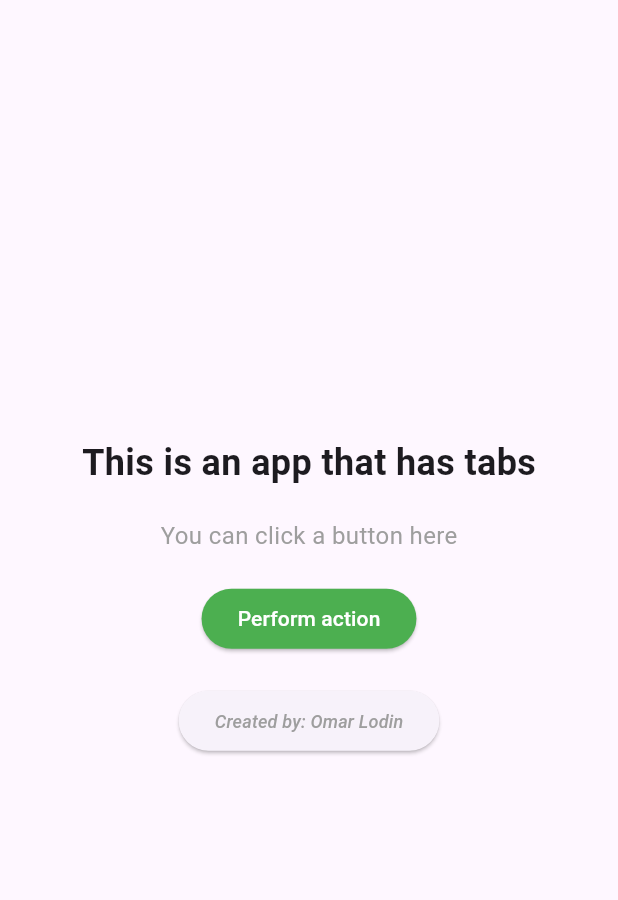
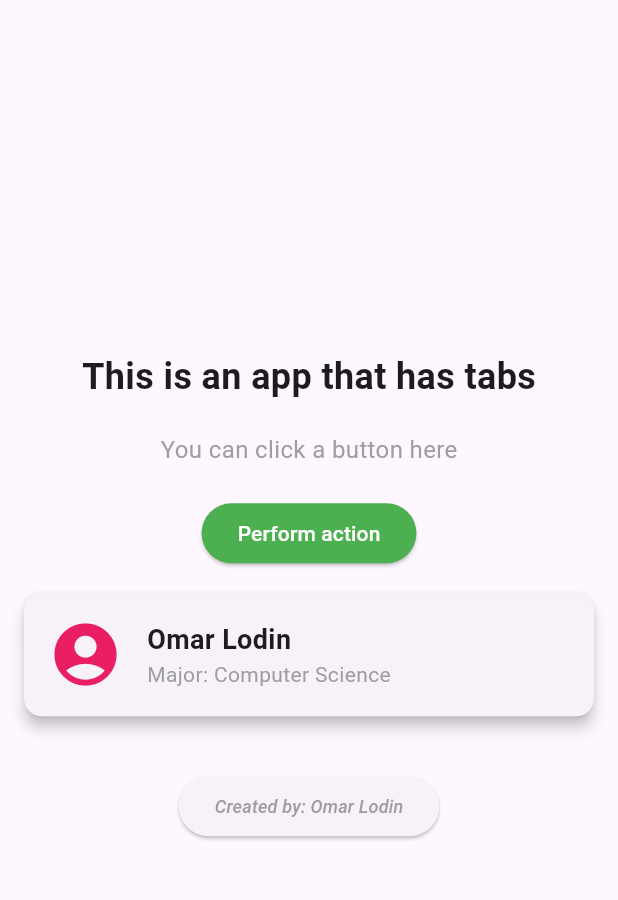
Before and after one commit to omarlodin/MAD_collab_activity, a Flutter app: the screen it shows after launch, on a phone screen of 412 x 824 dp, the part 63-963 px from its top. Run offline on Flutter 3.47's test engine with Material 3 defaults, Android fonts, the phone set to English and light mode, and no system bars.

Commit message:
add profile card

```diff
--- a/lib/main.dart
+++ b/lib/main.dart
@@ -68,6 +68,29 @@
               child: Text('Perform action'),
               style: ElevatedButton.styleFrom(backgroundColor: Colors.green, foregroundColor: Colors.white)
             ),
+            Card(
+              elevation: 4,
+              margin: EdgeInsets.all(16),
+              child: Padding(
+              padding: EdgeInsets.all(16),
+              child: Row(
+              children: [
+                  Icon(Icons.account_circle, size: 50, color: Colors.pink),
+                    SizedBox(width: 16),
+                      Column(
+                        crossAxisAlignment: CrossAxisAlignment.start,
+                          children: [
+                            Text('Omar Lodin',
+                              style: TextStyle(fontSize: 18, fontWeight: FontWeight.bold)),
+                                Text('Major: Computer Science',
+                                  style: TextStyle(color: Colors.grey)),
+                                    ],
+                              ),
+                          ],
+                          ),
+                            ),
+            ),
+
             SizedBox(height: 20),
             ElevatedButton(
               onPressed: () {
```
